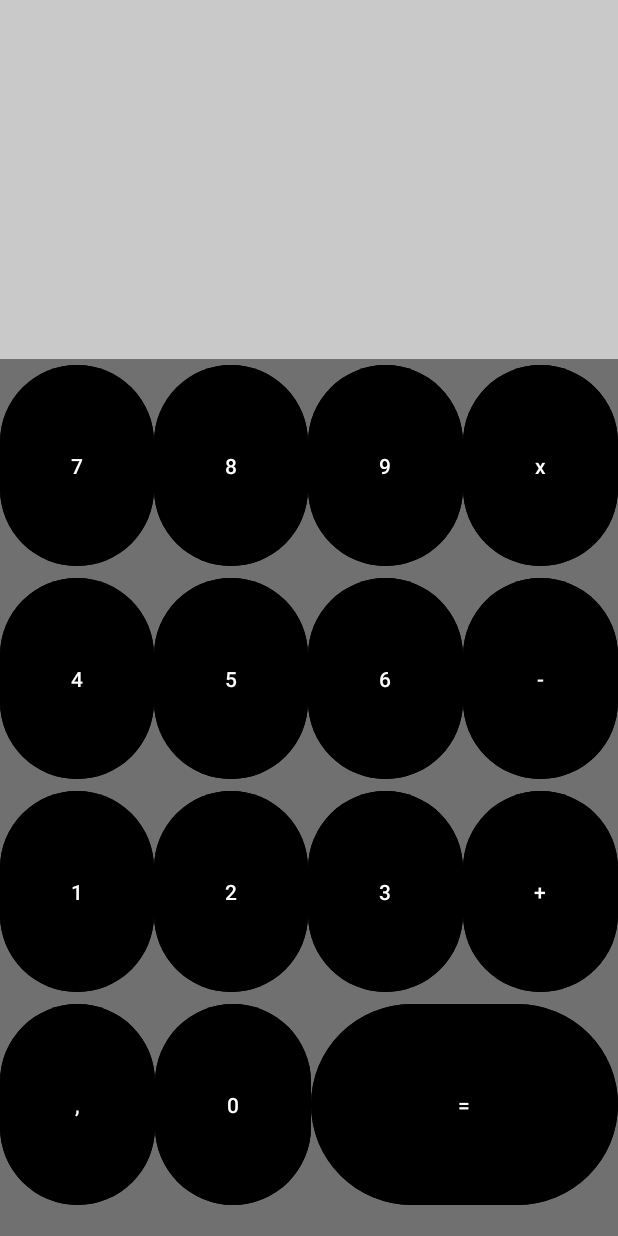
After one commit to JossleyFVY/Programacion_Multimedia, an Android app: the layout activity_main6.xml on its own in the app's theme, with its tools: preview values and no code run, on a phone screen of 412 x 824 dp. The commit adds this screen. Run offline under Robolectric (Android 15) with nearby library versions, the phone set to English and light mode, and no system bars.

Commit message:
Ejercicio4_4_Calculadora

```diff
--- /dev/null
+++ b/Practica_Layouts/app/src/main/res/layout/activity_main6.xml
@@ -0,0 +1,202 @@
+<?xml version="1.0" encoding="utf-8"?>
+<androidx.constraintlayout.widget.ConstraintLayout xmlns:android="http://schemas.android.com/apk/res/android"
+    xmlns:app="http://schemas.android.com/apk/res-auto"
+    xmlns:tools="http://schemas.android.com/tools"
+    android:id="@+id/main"
+    android:layout_width="match_parent"
+    android:layout_height="match_parent"
+    tools:context=".MainActivity">
+
+    <LinearLayout
+        android:layout_width="match_parent"
+        android:layout_height="match_parent"
+        android:orientation="vertical">
+
+        <View
+            android:id="@+id/view10"
+            android:layout_width="match_parent"
+            android:background="@color/grisClaro"
+            android:layout_height="239dp" />
+
+        <FrameLayout
+            android:layout_width="match_parent"
+            android:background="@color/Gris"
+            android:layout_height="match_parent">
+
+            <LinearLayout
+                android:layout_width="match_parent"
+                android:layout_height="match_parent"
+                android:orientation="vertical">
+
+                <Space
+                    android:layout_width="match_parent"
+                    android:layout_height="291dp"
+                    android:layout_weight="1" />
+
+                <LinearLayout
+                    android:layout_width="match_parent"
+                    android:layout_height="match_parent"
+                    android:layout_weight="1"
+                    android:orientation="vertical">
+
+                    <TableRow
+                        android:layout_width="match_parent"
+                        android:layout_height="match_parent"
+                        android:layout_weight="1" >
+
+                        <Button
+                            android:id="@+id/button13"
+                            android:layout_width="wrap_content"
+                            android:layout_height="match_parent"
+                            android:layout_weight="1"
+                            android:backgroundTint="@color/black"
+                            android:text="7" />
+
+                        <Button
+                            android:id="@+id/button14"
+                            android:layout_width="wrap_content"
+                            android:layout_height="match_parent"
+                            android:layout_weight="1"
+                            android:backgroundTint="@color/black"
+                            android:text="8" />
+
+                        <Button
+                            android:id="@+id/button15"
+                            android:layout_width="wrap_content"
+                            android:layout_height="match_parent"
+                            android:layout_weight="1"
+                            android:backgroundTint="@color/black"
+                            android:text="9" />
+
+                        <Button
+                            android:id="@+id/button16"
+                            android:layout_width="wrap_content"
+                            android:layout_height="match_parent"
+                            android:layout_weight="1"
+                            android:backgroundTint="@color/black"
+                            android:text="x" />
+                    </TableRow>
+
+                    <TableRow
+                        android:layout_width="match_parent"
+                        android:layout_height="match_parent"
+                        android:layout_weight="1" >
+
+
+                        <Button
+                            android:id="@+id/button11"
+                            android:layout_width="wrap_content"
+                            android:layout_height="match_parent"
+                            android:layout_weight="1"
+                            android:backgroundTint="@color/black"
+                            android:text="4" />
+
+                        <Button
+                            android:id="@+id/button10"
+                            android:layout_width="wrap_content"
+                            android:layout_height="match_parent"
+                            android:layout_weight="1"
+                            android:backgroundTint="@color/black"
+                            android:text="5" />
+
+                        <Button
+                            android:id="@+id/button9"
+                            android:layout_width="wrap_content"
+                            android:layout_height="match_parent"
+                            android:layout_weight="1"
+                            android:backgroundTint="@color/black"
+                            android:text="6" />
+
+                        <Button
+                            android:id="@+id/button8"
+                            android:layout_width="wrap_content"
+                            android:layout_height="match_parent"
+                            android:layout_weight="1"
+                            android:backgroundTint="@color/black"
+                            android:text="-" />
+                    </TableRow>
+                </LinearLayout>
+
+                <LinearLayout
+                    android:layout_width="match_parent"
+                    android:layout_height="match_parent"
+                    android:layout_weight="1"
+                    android:orientation="vertical">
+
+                    <TableRow
+                        android:layout_width="match_parent"
+                        android:layout_height="match_parent"
+                        android:layout_weight="1">
+
+                        <Button
+                            android:id="@+id/button18"
+                            android:layout_width="wrap_content"
+                            android:layout_height="match_parent"
+                            android:layout_weight="1"
+                            android:backgroundTint="@color/black"
+                            android:text="1" />
+
+                        <Button
+                            android:id="@+id/button19"
+                            android:layout_width="wrap_content"
+                            android:layout_height="match_parent"
+                            android:layout_weight="1"
+                            android:backgroundTint="@color/black"
+                            android:text="2" />
+
+                        <Button
+                            android:id="@+id/button20"
+                            android:layout_width="wrap_content"
+                            android:layout_height="match_parent"
+                            android:layout_weight="1"
+                            android:backgroundTint="@color/black"
+                            android:text="3" />
+
+                        <Button
+                            android:id="@+id/button21"
+                            android:layout_width="wrap_content"
+                            android:layout_height="match_parent"
+                            android:layout_weight="1"
+                            android:backgroundTint="@color/black"
+                            android:text="+" />
+                    </TableRow>
+
+                    <TableRow
+                        android:layout_width="match_parent"
+                        android:layout_height="match_parent"
+                        android:layout_weight="1">
+
+                        <Button
+                            android:id="@+id/button25"
+                            android:layout_width="103dp"
+                            android:layout_height="match_parent"
+                            android:backgroundTint="@color/black"
+                            android:text="," />
+
+                        <Button
+                            android:id="@+id/button22"
+                            android:layout_width="104dp"
+                            android:layout_height="match_parent"
+                            android:backgroundTint="@color/black"
+                            android:text="0" />
+
+                        <Button
+                            android:id="@+id/button24"
+                            android:layout_width="match_parent"
+                            android:layout_height="match_parent"
+                            android:backgroundTint="@color/black"
+                            android:text="=" />
+                    </TableRow>
+                </LinearLayout>
+
+                <Space
+                    android:layout_width="match_parent"
+                    android:layout_height="326dp"
+                    android:layout_weight="1" />
+
+            </LinearLayout>
+
+        </FrameLayout>
+
+    </LinearLayout>
+</androidx.constraintlayout.widget.ConstraintLayout>
--- a/Practica_Layouts/app/src/main/res/values/colors.xml
+++ b/Practica_Layouts/app/src/main/res/values/colors.xml
@@ -10,4 +10,7 @@
     <color name="Morado">#673AB7</color>
     <color name="Verde_Oscuro">#007903</color>
     <color name="Rojo_Oscuro">#FC0F00</color>
+    <color name="Gris">#707070</color>
+    <color name="grisClaro">#C9C9C9</color>
+
 </resources>
```
